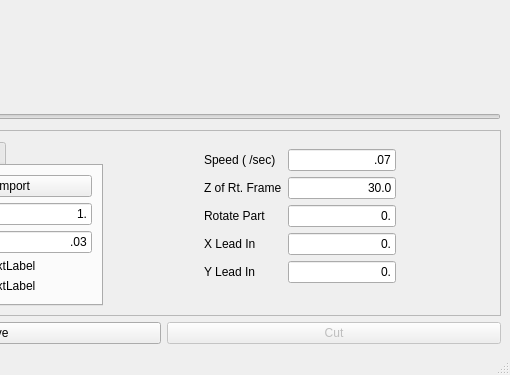
mschafer/foamcut, file gui/mainwindow.ui: the form before one commit; both pictures show x 182 to 692 and y 182 to 557 of the 692 by 557 pixel window.
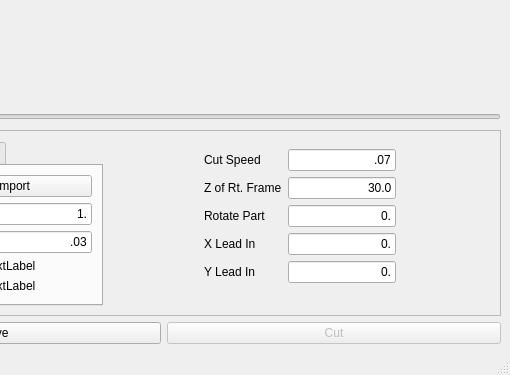
The form after the commit. Custom widgets are drawn as their Qt base class.

What changed in the file:
```diff
--- a/gui/mainwindow.ui
+++ b/gui/mainwindow.ui
@@ -259,7 +259,7 @@
           <item row="0" column="0">
            <widget class="QLabel" name="label_6">
             <property name="text">
-             <string>Speed ( /sec)</string>
+             <string>Cut Speed</string>
             </property>
            </widget>
           </item>
```
Left out of the diff: 1 changed line with no effect on the pictures.
